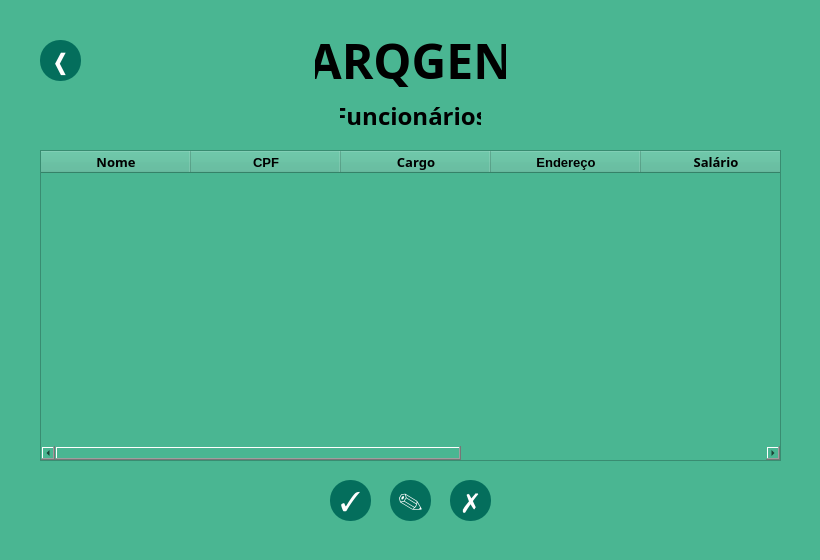
Qt form screens/EmployeesView.ui (gilberton3to/Arqgen) before a commit.
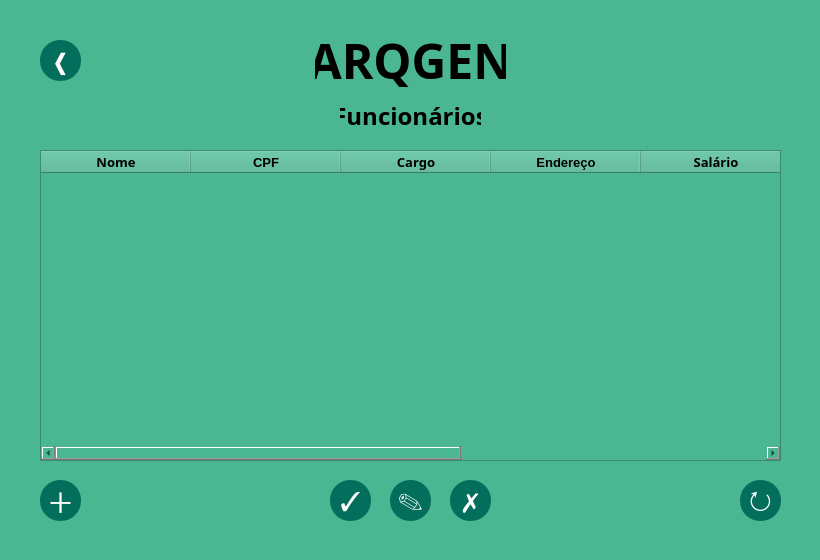
The same form after that commit. Icons and pictures are not drawn.

The edit to the form file:
```diff
--- a/screens/EmployeesView.ui
+++ b/screens/EmployeesView.ui
@@ -1671,6 +1671,632 @@
      <bool>true</bool>
     </property>
    </widget>
+   <widget class="QPushButton" name="atualizar">
+    <property name="geometry">
+     <rect>
+      <x>740</x>
+      <y>480</y>
+      <width>41</width>
+      <height>41</height>
+     </rect>
+    </property>
+    <property name="palette">
+     <palette>
+      <active>
+       <colorrole role="WindowText">
+        <brush brushstyle="SolidPattern">
+         <color alpha="255">
+          <red>255</red>
+          <green>255</green>
+          <blue>255</blue>
+         </color>
+        </brush>
+       </colorrole>
+       <colorrole role="Button">
+        <brush brushstyle="SolidPattern">
+         <color alpha="255">
+          <red>4</red>
+          <green>110</green>
+          <blue>92</blue>
+         </color>
+        </brush>
+       </colorrole>
+       <colorrole role="Text">
+        <brush brushstyle="SolidPattern">
+         <color alpha="255">
+          <red>255</red>
+          <green>255</green>
+          <blue>255</blue>
+         </color>
+        </brush>
+       </colorrole>
+       <colorrole role="BrightText">
+        <brush brushstyle="SolidPattern">
+         <color alpha="255">
+          <red>203</red>
+          <green>255</green>
+          <blue>80</blue>
+         </color>
+        </brush>
+       </colorrole>
+       <colorrole role="ButtonText">
+        <brush brushstyle="SolidPattern">
+         <color alpha="255">
+          <red>255</red>
+          <green>255</green>
+          <blue>255</blue>
+         </color>
+        </brush>
+       </colorrole>
+       <colorrole role="Base">
+        <brush brushstyle="SolidPattern">
+         <color alpha="255">
+          <red>4</red>
+          <green>110</green>
+          <blue>92</blue>
+         </color>
+        </brush>
+       </colorrole>
+       <colorrole role="Window">
+        <brush brushstyle="SolidPattern">
+         <color alpha="255">
+          <red>4</red>
+          <green>110</green>
+          <blue>92</blue>
+         </color>
+        </brush>
+       </colorrole>
+       <colorrole role="ToolTipBase">
+        <brush brushstyle="SolidPattern">
+         <color alpha="255">
+          <red>255</red>
+          <green>255</green>
+          <blue>0</blue>
+         </color>
+        </brush>
+       </colorrole>
+       <colorrole role="PlaceholderText">
+        <brush brushstyle="SolidPattern">
+         <color alpha="128">
+          <red>0</red>
+          <green>0</green>
+          <blue>0</blue>
+         </color>
+        </brush>
+       </colorrole>
+      </active>
+      <inactive>
+       <colorrole role="WindowText">
+        <brush brushstyle="SolidPattern">
+         <color alpha="255">
+          <red>255</red>
+          <green>255</green>
+          <blue>255</blue>
+         </color>
+        </brush>
+       </colorrole>
+       <colorrole role="Button">
+        <brush brushstyle="SolidPattern">
+         <color alpha="255">
+          <red>4</red>
+          <green>110</green>
+          <blue>92</blue>
+         </color>
+        </brush>
+       </colorrole>
+       <colorrole role="Text">
+        <brush brushstyle="SolidPattern">
+         <color alpha="255">
+          <red>255</red>
+          <green>255</green>
+          <blue>255</blue>
+         </color>
+        </brush>
+       </colorrole>
+       <colorrole role="BrightText">
+        <brush brushstyle="SolidPattern">
+         <color alpha="255">
+          <red>203</red>
+          <green>255</green>
+          <blue>80</blue>
+         </color>
+        </brush>
+       </colorrole>
+       <colorrole role="ButtonText">
+        <brush brushstyle="SolidPattern">
+         <color alpha="255">
+          <red>255</red>
+          <green>255</green>
+          <blue>255</blue>
+         </color>
+        </brush>
+       </colorrole>
+       <colorrole role="Base">
+        <brush brushstyle="SolidPattern">
+         <color alpha="255">
+          <red>4</red>
+          <green>110</green>
+          <blue>92</blue>
+         </color>
+        </brush>
+       </colorrole>
+       <colorrole role="Window">
+        <brush brushstyle="SolidPattern">
+         <color alpha="255">
+          <red>4</red>
+          <green>110</green>
+          <blue>92</blue>
+         </color>
+        </brush>
+       </colorrole>
+       <colorrole role="ToolTipBase">
+        <brush brushstyle="SolidPattern">
+         <color alpha="255">
+          <red>255</red>
+          <green>255</green>
+          <blue>0</blue>
+         </color>
+        </brush>
+       </colorrole>
+       <colorrole role="PlaceholderText">
+        <brush brushstyle="SolidPattern">
+         <color alpha="128">
+          <red>0</red>
+          <green>0</green>
+          <blue>0</blue>
+         </color>
+        </brush>
+       </colorrole>
+      </inactive>
+      <disabled>
+       <colorrole role="WindowText">
+        <brush brushstyle="SolidPattern">
+         <color alpha="255">
+          <red>255</red>
+          <green>255</green>
+          <blue>255</blue>
+         </color>
+        </brush>
+       </colorrole>
+       <colorrole role="Button">
+        <brush brushstyle="SolidPattern">
+         <color alpha="255">
+          <red>4</red>
+          <green>110</green>
+          <blue>92</blue>
+         </color>
+        </brush>
+       </colorrole>
+       <colorrole role="Text">
+        <brush brushstyle="SolidPattern">
+         <color alpha="255">
+          <red>255</red>
+          <green>255</green>
+          <blue>255</blue>
+         </color>
+        </brush>
+       </colorrole>
+       <colorrole role="BrightText">
+        <brush brushstyle="SolidPattern">
+         <color alpha="255">
+          <red>203</red>
+          <green>255</green>
+          <blue>80</blue>
+         </color>
+        </brush>
+       </colorrole>
+       <colorrole role="ButtonText">
+        <brush brushstyle="SolidPattern">
+         <color alpha="255">
+          <red>255</red>
+          <green>255</green>
+          <blue>255</blue>
+         </color>
+        </brush>
+       </colorrole>
+       <colorrole role="Base">
+        <brush brushstyle="SolidPattern">
+         <color alpha="255">
+          <red>4</red>
+          <green>110</green>
+          <blue>92</blue>
+         </color>
+        </brush>
+       </colorrole>
+       <colorrole role="Window">
+        <brush brushstyle="SolidPattern">
+         <color alpha="255">
+          <red>4</red>
+          <green>110</green>
+          <blue>92</blue>
+         </color>
+        </brush>
+       </colorrole>
+       <colorrole role="ToolTipBase">
+        <brush brushstyle="SolidPattern">
+         <color alpha="255">
+          <red>255</red>
+          <green>255</green>
+          <blue>0</blue>
+         </color>
+        </brush>
+       </colorrole>
+       <colorrole role="PlaceholderText">
+        <brush brushstyle="SolidPattern">
+         <color alpha="128">
+          <red>0</red>
+          <green>0</green>
+          <blue>0</blue>
+         </color>
+        </brush>
+       </colorrole>
+      </disabled>
+     </palette>
+    </property>
+    <property name="font">
+     <font>
+      <family>SF Prol</family>
+      <pointsize>20</pointsize>
+      <weight>9</weight>
+      <italic>false</italic>
+      <bold>false</bold>
+     </font>
+    </property>
+    <property name="contextMenuPolicy">
+     <enum>Qt::CustomContextMenu</enum>
+    </property>
+    <property name="styleSheet">
+     <string notr="true">QPushButton{
+	color:white;
+	border-radius:20px;
+	background-color: rgb(4, 110, 92);
+	font: 75 20pt &quot;SF Prol&quot;;
+}
+QPushButton:hover{
+	background-color: rgb(0, 44, 38);
+}</string>
+    </property>
+    <property name="text">
+     <string>↻</string>
+    </property>
+    <property name="iconSize">
+     <size>
+      <width>93</width>
+      <height>100</height>
+     </size>
+    </property>
+    <property name="checkable">
+     <bool>false</bool>
+    </property>
+    <property name="autoRepeat">
+     <bool>false</bool>
+    </property>
+    <property name="autoExclusive">
+     <bool>false</bool>
+    </property>
+    <property name="autoDefault">
+     <bool>false</bool>
+    </property>
+    <property name="default">
+     <bool>false</bool>
+    </property>
+    <property name="flat">
+     <bool>true</bool>
+    </property>
+   </widget>
+   <widget class="QPushButton" name="adicionar">
+    <property name="geometry">
+     <rect>
+      <x>40</x>
+      <y>480</y>
+      <width>41</width>
+      <height>41</height>
+     </rect>
+    </property>
+    <property name="palette">
+     <palette>
+      <active>
+       <colorrole role="WindowText">
+        <brush brushstyle="SolidPattern">
+         <color alpha="255">
+          <red>255</red>
+          <green>255</green>
+          <blue>255</blue>
+         </color>
+        </brush>
+       </colorrole>
+       <colorrole role="Button">
+        <brush brushstyle="SolidPattern">
+         <color alpha="255">
+          <red>4</red>
+          <green>110</green>
+          <blue>92</blue>
+         </color>
+        </brush>
+       </colorrole>
+       <colorrole role="Text">
+        <brush brushstyle="SolidPattern">
+         <color alpha="255">
+          <red>255</red>
+          <green>255</green>
+          <blue>255</blue>
+         </color>
+        </brush>
+       </colorrole>
+       <colorrole role="BrightText">
+        <brush brushstyle="SolidPattern">
+         <color alpha="255">
+          <red>203</red>
+          <green>255</green>
+          <blue>80</blue>
+         </color>
+        </brush>
+       </colorrole>
+       <colorrole role="ButtonText">
+        <brush brushstyle="SolidPattern">
+         <color alpha="255">
+          <red>255</red>
+          <green>255</green>
+          <blue>255</blue>
+         </color>
+        </brush>
+       </colorrole>
+       <colorrole role="Base">
+        <brush brushstyle="SolidPattern">
+         <color alpha="255">
+          <red>4</red>
+          <green>110</green>
+          <blue>92</blue>
+         </color>
+        </brush>
+       </colorrole>
+       <colorrole role="Window">
+        <brush brushstyle="SolidPattern">
+         <color alpha="255">
+          <red>4</red>
+          <green>110</green>
+          <blue>92</blue>
+         </color>
+        </brush>
+       </colorrole>
+       <colorrole role="ToolTipBase">
+        <brush brushstyle="SolidPattern">
+         <color alpha="255">
+          <red>255</red>
+          <green>255</green>
+          <blue>0</blue>
+         </color>
+        </brush>
+       </colorrole>
+       <colorrole role="PlaceholderText">
+        <brush brushstyle="SolidPattern">
+         <color alpha="128">
+          <red>0</red>
+          <green>0</green>
+          <blue>0</blue>
+         </color>
+        </brush>
+       </colorrole>
+      </active>
+      <inactive>
+       <colorrole role="WindowText">
+        <brush brushstyle="SolidPattern">
+         <color alpha="255">
+          <red>255</red>
+          <green>255</green>
+          <blue>255</blue>
+         </color>
+        </brush>
+       </colorrole>
+       <colorrole role="Button">
+        <brush brushstyle="SolidPattern">
+         <color alpha="255">
+          <red>4</red>
+          <green>110</green>
+          <blue>92</blue>
+         </color>
+        </brush>
+       </colorrole>
+       <colorrole role="Text">
+        <brush brushstyle="SolidPattern">
+         <color alpha="255">
+          <red>255</red>
+          <green>255</green>
+          <blue>255</blue>
+         </color>
+        </brush>
+       </colorrole>
+       <colorrole role="BrightText">
+        <brush brushstyle="SolidPattern">
+         <color alpha="255">
+          <red>203</red>
+          <green>255</green>
+          <blue>80</blue>
+         </color>
+        </brush>
+       </colorrole>
+       <colorrole role="ButtonText">
+        <brush brushstyle="SolidPattern">
+         <color alpha="255">
+          <red>255</red>
+          <green>255</green>
+          <blue>255</blue>
+         </color>
+        </brush>
+       </colorrole>
+       <colorrole role="Base">
+        <brush brushstyle="SolidPattern">
+         <color alpha="255">
+          <red>4</red>
+          <green>110</green>
+          <blue>92</blue>
+         </color>
+        </brush>
+       </colorrole>
+       <colorrole role="Window">
+        <brush brushstyle="SolidPattern">
+         <color alpha="255">
+          <red>4</red>
+          <green>110</green>
+          <blue>92</blue>
+         </color>
+        </brush>
+       </colorrole>
+       <colorrole role="ToolTipBase">
+        <brush brushstyle="SolidPattern">
+         <color alpha="255">
+          <red>255</red>
+          <green>255</green>
+          <blue>0</blue>
+         </color>
+        </brush>
+       </colorrole>
+       <colorrole role="PlaceholderText">
+        <brush brushstyle="SolidPattern">
+         <color alpha="128">
+          <red>0</red>
+          <green>0</green>
+          <blue>0</blue>
+         </color>
+        </brush>
+       </colorrole>
+      </inactive>
+      <disabled>
+       <colorrole role="WindowText">
+        <brush brushstyle="SolidPattern">
+         <color alpha="255">
+          <red>255</red>
+          <green>255</green>
+          <blue>255</blue>
+         </color>
+        </brush>
+       </colorrole>
+       <colorrole role="Button">
+        <brush brushstyle="SolidPattern">
+         <color alpha="255">
+          <red>4</red>
+          <green>110</green>
+          <blue>92</blue>
+         </color>
+        </brush>
+       </colorrole>
+       <colorrole role="Text">
+        <brush brushstyle="SolidPattern">
+         <color alpha="255">
+          <red>255</red>
+          <green>255</green>
+          <blue>255</blue>
+         </color>
+        </brush>
+       </colorrole>
+       <colorrole role="BrightText">
+        <brush brushstyle="SolidPattern">
+         <color alpha="255">
+          <red>203</red>
+          <green>255</green>
+          <blue>80</blue>
+         </color>
+        </brush>
+       </colorrole>
+       <colorrole role="ButtonText">
+        <brush brushstyle="SolidPattern">
+         <color alpha="255">
+          <red>255</red>
+          <green>255</green>
+          <blue>255</blue>
+         </color>
+        </brush>
+       </colorrole>
+       <colorrole role="Base">
+        <brush brushstyle="SolidPattern">
+         <color alpha="255">
+          <red>4</red>
+          <green>110</green>
+          <blue>92</blue>
+         </color>
+        </brush>
+       </colorrole>
+       <colorrole role="Window">
+        <brush brushstyle="SolidPattern">
+         <color alpha="255">
+          <red>4</red>
+          <green>110</green>
+          <blue>92</blue>
+         </color>
+        </brush>
+       </colorrole>
+       <colorrole role="ToolTipBase">
+        <brush brushstyle="SolidPattern">
+         <color alpha="255">
+          <red>255</red>
+          <green>255</green>
+          <blue>0</blue>
+         </color>
+        </brush>
+       </colorrole>
+       <colorrole role="PlaceholderText">
+        <brush brushstyle="SolidPattern">
+         <color alpha="128">
+          <red>0</red>
+          <green>0</green>
+          <blue>0</blue>
+         </color>
+        </brush>
+       </colorrole>
+      </disabled>
+     </palette>
+    </property>
+    <property name="font">
+     <font>
+      <family>SF Prol</family>
+      <pointsize>20</pointsize>
+      <weight>9</weight>
+      <italic>false</italic>
+      <bold>false</bold>
+     </font>
+    </property>
+    <property name="contextMenuPolicy">
+     <enum>Qt::CustomContextMenu</enum>
+    </property>
+    <property name="styleSheet">
+     <string notr="true">QPushButton{
+	color:white;
+	border-radius:20px;
+	background-color: rgb(4, 110, 92);
+	font: 75 20pt &quot;SF Prol&quot;;
+}
+QPushButton:hover{
+	background-color: rgb(0, 44, 38);
+}</string>
+    </property>
+    <property name="text">
+     <string>＋</string>
+    </property>
+    <property name="iconSize">
+     <size>
+      <width>93</width>
+      <height>100</height>
+     </size>
+    </property>
+    <property name="checkable">
+     <bool>false</bool>
+    </property>
+    <property name="autoRepeat">
+     <bool>false</bool>
+    </property>
+    <property name="autoExclusive">
+     <bool>false</bool>
+    </property>
+    <property name="autoDefault">
+     <bool>false</bool>
+    </property>
+    <property name="default">
+     <bool>false</bool>
+    </property>
+    <property name="flat">
+     <bool>true</bool>
+    </property>
+   </widget>
    <zorder>apagar</zorder>
    <zorder>label</zorder>
    <zorder>arqgen</zorder>
```
Left out of the diff: 8 changed lines with no effect on the pictures.
